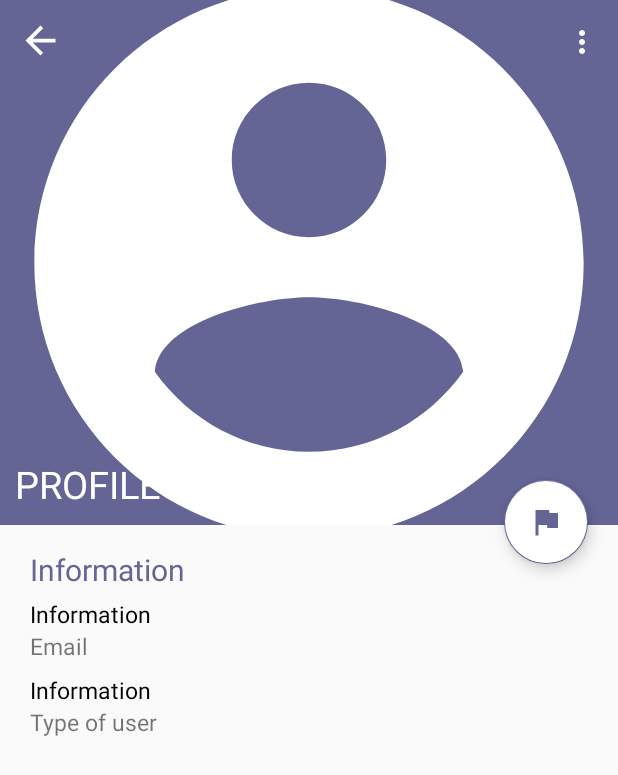
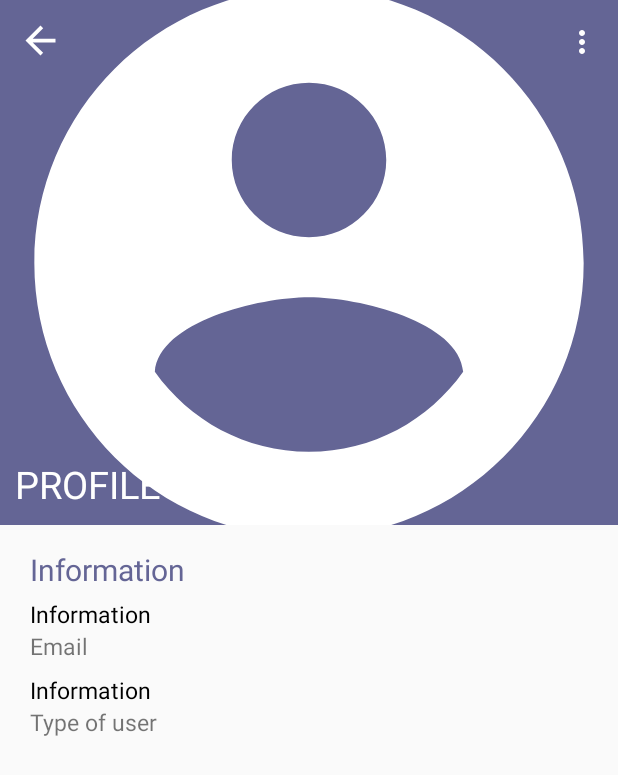
Before and after one commit to MisterAsonov/LastProject, an Android app: the layout activity_teacher_student_profile.xml on its own in the app's theme, with its tools: preview values and no code run, on a phone screen of 412 x 824 dp. Shown: the top 775 px of the screen. Run offline under Robolectric (Android 15) with nearby library versions, the phone set to English and light mode, and no system bars.

Commit message:
contact us

```diff
--- a/app/src/main/java/com/example/lastproject/teacher_Student_Profile.java
+++ b/app/src/main/java/com/example/lastproject/teacher_Student_Profile.java
@@ -86,14 +86,6 @@ public class teacher_Student_Profile extends AppCompatActivity {
          ETwho = findViewById(R.id.who20);
          photo = findViewById(R.id.photo_of_student_profile);
 
-        btn_add_photo = findViewById(R.id.float_btn_add_photo);
-        btn_add_photo.setOnClickListener(new View.OnClickListener() {
-            @Override
-            public void onClick(View view) {
-                Toast.makeText(teacher_Student_Profile.this, "Send message", Toast.LENGTH_SHORT).show();
-            }
-        });
-
          btn_back = findViewById(R.id.arrow_btn);
          btn_back.setOnClickListener(new View.OnClickListener() {
              @Override
--- a/app/src/main/res/layout/activity_teacher_student_profile.xml
+++ b/app/src/main/res/layout/activity_teacher_student_profile.xml
@@ -150,16 +150,5 @@
         android:layout_marginStart="12dp"
         android:layout_marginTop="12dp"/>
 
-    <com.google.android.material.floatingactionbutton.FloatingActionButton
-        android:id="@+id/float_btn_add_photo"
-        android:layout_width="wrap_content"
-        android:layout_height="wrap_content"
-        android:backgroundTint="@color/white"
-        android:elevation="20dp"
-        android:src="@drawable/ic_flag"
-        app:layout_constraintTop_toTopOf="@id/layout1"
-        app:layout_constraintEnd_toEndOf="parent"
-        android:layout_marginEnd="20dp"
-        android:layout_marginTop="-30dp"/>
 
 </androidx.constraintlayout.motion.widget.MotionLayout>
```
